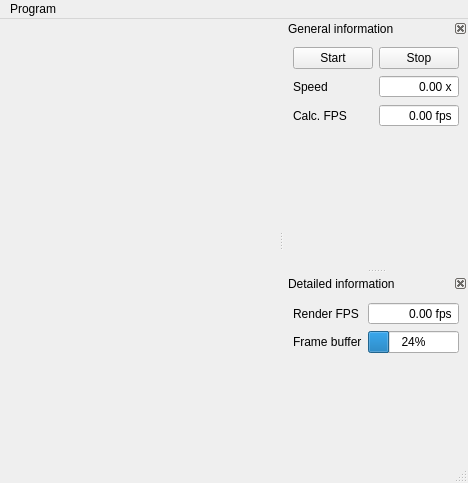
Above: Clients/Viewer/QRC/MainWindow.ui from jellysheep/spheresim before the change. Below: the same form after it.
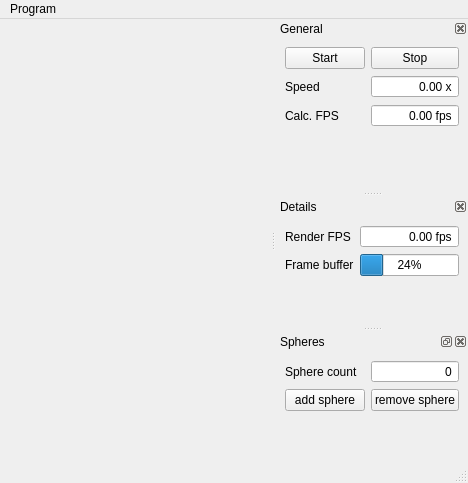
That is the form after the change. Icons and pictures are not drawn. Custom widgets are drawn as their Qt base class.

Commit message: Added GUI elements to Viewer to add and remove spheres.

```diff
--- a/Clients/Viewer/QRC/MainWindow.ui
+++ b/Clients/Viewer/QRC/MainWindow.ui
@@ -47,7 +47,7 @@
     <set>QDockWidget::DockWidgetClosable|QDockWidget::DockWidgetMovable</set>
    </property>
    <property name="windowTitle">
-    <string>General information</string>
+    <string>General</string>
    </property>
    <attribute name="dockWidgetArea">
     <number>2</number>
@@ -134,7 +134,7 @@
     <set>QDockWidget::DockWidgetClosable|QDockWidget::DockWidgetMovable</set>
    </property>
    <property name="windowTitle">
-    <string>Detailed information</string>
+    <string>Details</string>
    </property>
    <attribute name="dockWidgetArea">
     <number>2</number>
@@ -184,6 +184,61 @@
     </layout>
    </widget>
   </widget>
+  <widget class="QDockWidget" name="dockWidget_2">
+   <property name="windowTitle">
+    <string>Spheres</string>
+   </property>
+   <attribute name="dockWidgetArea">
+    <number>2</number>
+   </attribute>
+   <widget class="QWidget" name="dockWidgetContents_2">
+    <layout class="QFormLayout" name="formLayout_3">
+     <item row="1" column="0">
+      <widget class="QPushButton" name="addSphere">
+       <property name="text">
+        <string>add sphere</string>
+       </property>
+      </widget>
+     </item>
+     <item row="1" column="1">
+      <widget class="QPushButton" name="removeSphere">
+       <property name="text">
+        <string>remove sphere</string>
+       </property>
+      </widget>
+     </item>
+     <item row="0" column="0">
+      <widget class="QLabel" name="label_5">
+       <property name="text">
+        <string>Sphere count</string>
+       </property>
+      </widget>
+     </item>
+     <item row="0" column="1">
+      <widget class="QDoubleSpinBox" name="sphereCount">
+       <property name="alignment">
+        <set>Qt::AlignRight|Qt::AlignTrailing|Qt::AlignVCenter</set>
+       </property>
+       <property name="readOnly">
+        <bool>true</bool>
+       </property>
+       <property name="buttonSymbols">
+        <enum>QAbstractSpinBox::NoButtons</enum>
+       </property>
+       <property name="suffix">
+        <string/>
+       </property>
+       <property name="decimals">
+        <number>0</number>
+       </property>
+       <property name="maximum">
+        <double>1000000.000000000000000</double>
+       </property>
+      </widget>
+     </item>
+    </layout>
+   </widget>
+  </widget>
   <action name="actionQuit">
    <property name="text">
     <string>Quit</string>
```
Left out of the diff: 2 changed lines with no effect on the pictures. The commit also changes 4 other files.
